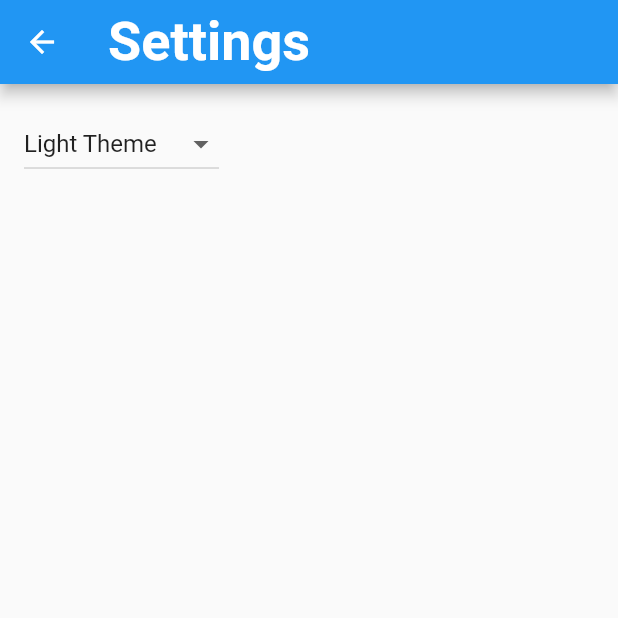
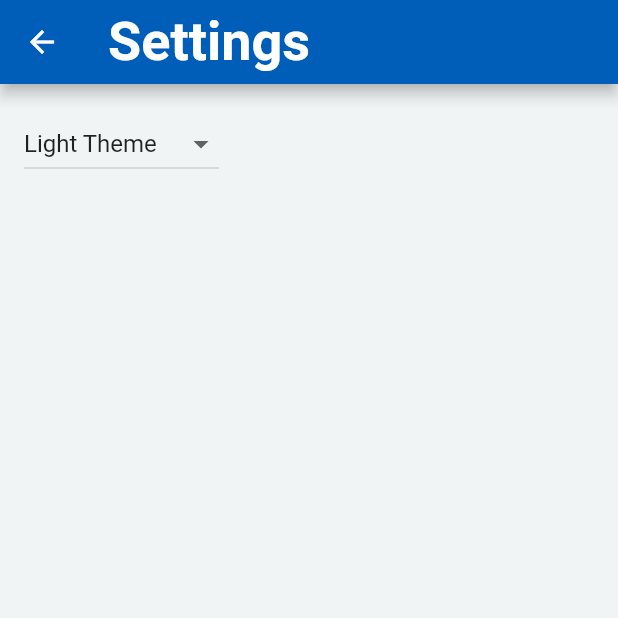
Before and after one commit to MedicalEase/medical_consent_app, a Flutter app: the screen it shows after launch, after a tap on the "settings" icon, on a phone screen of 412 x 824 dp, the top half of it. Run offline on Flutter 3.47's test engine with Material 2 defaults, Android fonts, the phone set to English and light mode, and no system bars; our stand-ins replace get_it, i18n_extension, video_player; missing offline and left inert: dart:html; generated files the repository leaves out were written again; Roboto replaces fonts that are missing (Frutiger).

Commit message:
more layout

```diff
--- a/consent_app/consent_app/lib/src/app.dart
+++ b/consent_app/consent_app/lib/src/app.dart
@@ -63,20 +63,29 @@ class MyApp extends StatelessWidget {
           // preferred ThemeMode (light, dark, or system default) from the
           // SettingsController to display the correct theme.
           theme: ThemeData(
-            // primaryColor: Colors.lightGreen[800],
-            // todo define real styles here
+            scaffoldBackgroundColor: const Color(0xFFF0F4F5),
+            colorScheme: const ColorScheme.light(
+              primary: Color(0xFF005EB8),
+              secondary: Color(0xFF007F3B),
+            ),
+            primaryColor: Colors.lightGreen[800],
             fontFamily: 'Frutiger',
             textTheme: const TextTheme(
               displayLarge: TextStyle(
                 fontSize: 72.0,
+                fontFamily: 'Frutiger',
                 fontWeight: FontWeight.w700,
               ),
               titleLarge: TextStyle(
                 fontSize: 36.0,
+                // color: Colors.green,
+                fontFamily: 'Frutiger',
                 fontWeight: FontWeight.w700,
               ),
               bodyMedium: TextStyle(
-                fontSize: 14.0,
+                color: Color(0xFF212B32),
+                fontSize: 24.0,
+                fontFamily: 'Frutiger',
                 fontWeight: FontWeight.w700,
               ),
             ),
--- /dev/null
+++ b/consent_app/consent_app/lib/src/components/horizontal_chooser.dart
@@ -0,0 +1,44 @@
+import 'package:consent_app/src/language_chooser_feature/language_item_list_view.dart';
+import 'package:consent_app/src/procedure_chooser_feature/procedure_item_list_view.i18n.dart';
+import 'package:consent_app/src/video_player_feature/video_item_list_view.dart';
+import 'package:flutter/material.dart';
+import 'package:i18n_extension/i18n_extension.dart';
+import '../../main.dart';
+import '../procedure_data.dart';
+import '../settings/settings_view.dart';
+
+
+  Center horizontalChooser(
+      List<dynamic> items, Store store, BuildContext context, Function tapFunction) {
+    return Center(
+        child: ListView(
+            // Providing a restorationId allows the ListView to restore the
+            // scroll position when a user leaves and returns to the app after it
+            // has been killed while running in the background.
+            restorationId: 'ProcedureListView',
+            shrinkWrap: true,
+            // itemCount: items.length,
+            scrollDirection: Axis.horizontal,
+            // itemBuilder: (BuildContext context, int index) {
+            //   final item = store.procedures[index];
+            children: [
+          for (var item in items)
+            SizedBox(
+              width: 800 / items.length,
+              child: Card(
+                child: InkWell(
+                  onTap: (){ tapFunction(item, store, context); },
+                  child: Column(
+                    children: [
+                      Image.asset(item.icon),
+                      Text(
+                        '${item.name}'.i18n,
+                        textAlign: TextAlign.center,
+                      ),
+                    ],
+                  ),
+                ),
+              ),
+            ),
+        ]));
+  }
--- a/consent_app/consent_app/lib/src/procedure_chooser_feature/procedure_item_list_view.dart
+++ b/consent_app/consent_app/lib/src/procedure_chooser_feature/procedure_item_list_view.dart
@@ -2,11 +2,22 @@ import 'package:consent_app/src/language_chooser_feature/language_item_list_view
 import 'package:consent_app/src/video_player_feature/video_item_list_view.dart';
 import 'package:flutter/material.dart';
 import 'package:i18n_extension/i18n_extension.dart';
+import '../components/horizontal_chooser.dart';
 import 'procedure_item_list_view.i18n.dart';
 import '../../main.dart';
 import '../procedure_data.dart';
 import '../settings/settings_view.dart';
 import 'procedure_item_dataclass.dart';
+
+onTap(item, store, context) {
+  print('clik');
+  store.procedure = item;
+  Navigator.restorablePushNamed(
+      context,
+      LanguageListView.routeName,
+      arguments: item.id,
+  );
+}
 
 class ProcedureListView extends StatelessWidget {
   const ProcedureListView({
@@ -35,37 +46,7 @@ class ProcedureListView extends StatelessWidget {
         ],
       ),
 
-      // To work with lists that may contain a large number of items, it’s best
-      // to use the ListView.builder constructor.
-      //
-      // In contrast to the default ListView constructor, which requires
-      // building all Widgets up front, the ListView.builder constructor lazily
-      // builds Widgets as they’re scrolled into view.
-      body: ListView.builder(
-        // Providing a restorationId allows the ListView to restore the
-        // scroll position when a user leaves and returns to the app after it
-        // has been killed while running in the background.
-        restorationId: 'ProcedureListView',
-        itemCount: items.length,
-        itemBuilder: (BuildContext context, int index) {
-          final item = store.procedures[index];
-
-          return ListTile(
-              title: Text(('Procedure'.i18n) + ' : ' + '${item.name}'.i18n),
-              leading: CircleAvatar(
-                backgroundImage: AssetImage(item.icon),
-              ),
-              onTap: () {
-                store.procedure = item;
-
-                Navigator.restorablePushNamed(
-                  context,
-                  LanguageListView.routeName,
-                  arguments: item.id,
-                );
-              });
-        },
-      ),
+      body: horizontalChooser(items, store, context, onTap),
       floatingActionButton: FloatingActionButton(
         onPressed: () {},
         child: const Icon(Icons.arrow_forward),
--- a/consent_app/consent_app/lib/src/video_player_feature/video_item_details_view.dart
+++ b/consent_app/consent_app/lib/src/video_player_feature/video_item_details_view.dart
@@ -1,3 +1,5 @@
+import 'dart:html';
+
 import 'package:consent_app/src/procedure_chooser_feature/procedure_item_list_view.i18n.dart';
 import 'package:consent_app/src/summary_feature/summary_view.dart';
 import 'package:consent_app/src/video_player_feature/video_item_dataclass.dart';
```
Also changed, not shown: consent_app/consent_app/lib/src/language_chooser_feature/language_item_list_view.dart (+13 -38 lines), consent_app/consent_app/lib/src/summary_feature/summary_view.dart (+10 -8 lines).
